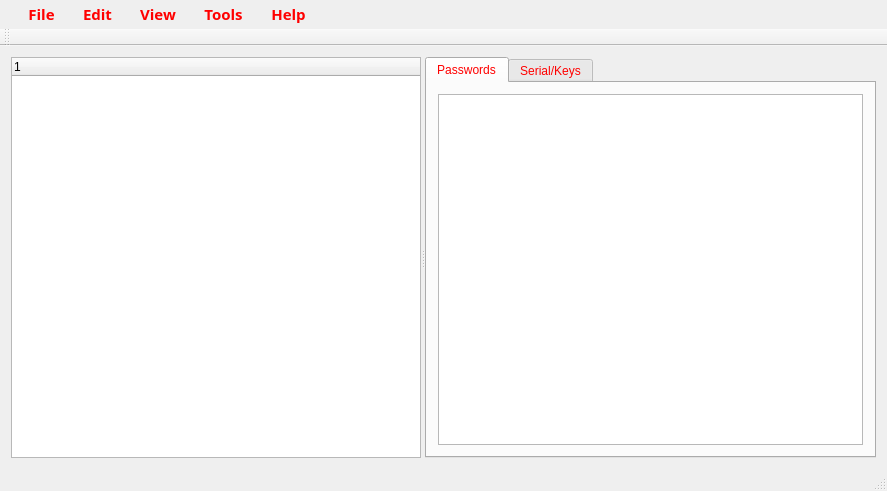
First picture: the form in homescreen.ui, repository DensonNgumo/Vault, before the edit.
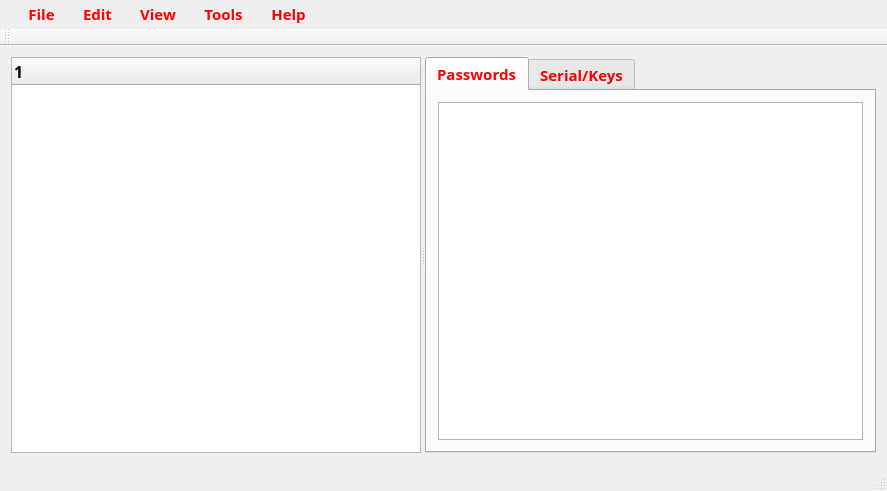
Second picture: the form after the edit. The open tabs and pages were chosen to show the change. Icons and pictures are not drawn.

The edit to the form file:
```diff
--- a/homescreen.ui
+++ b/homescreen.ui
@@ -13,6 +13,14 @@
     <height>491</height>
    </rect>
   </property>
+  <property name="font">
+   <font>
+    <family>Tekton Pro</family>
+    <pointsize>11</pointsize>
+    <weight>75</weight>
+    <bold>true</bold>
+   </font>
+  </property>
   <property name="windowTitle">
    <string>Vault</string>
   </property>
@@ -23,6 +31,9 @@
   <property name="styleSheet">
    <string notr="true"/>
   </property>
+  <property name="tabShape">
+   <enum>QTabWidget::Rounded</enum>
+  </property>
   <widget class="QWidget" name="centralWidget">
    <layout class="QGridLayout" name="gridLayout">
     <item row="0" column="0">
@@ -31,6 +42,14 @@
        <enum>Qt::Horizontal</enum>
       </property>
       <widget class="QTreeWidget" name="treeWidget_groups">
+       <property name="font">
+        <font>
+         <family>BauerBodni BT</family>
+         <pointsize>12</pointsize>
+         <weight>75</weight>
+         <bold>true</bold>
+        </font>
+       </property>
        <property name="styleSheet">
         <string notr="true"/>
        </property>
@@ -53,6 +72,12 @@
        </column>
       </widget>
       <widget class="QTabWidget" name="tabWidget">
+       <property name="font">
+        <font>
+         <weight>75</weight>
+         <bold>true</bold>
+        </font>
+       </property>
        <property name="styleSheet">
         <string notr="true">color:red;</string>
        </property>
```
Left out of the diff: 43 changed lines with no effect on the pictures.
